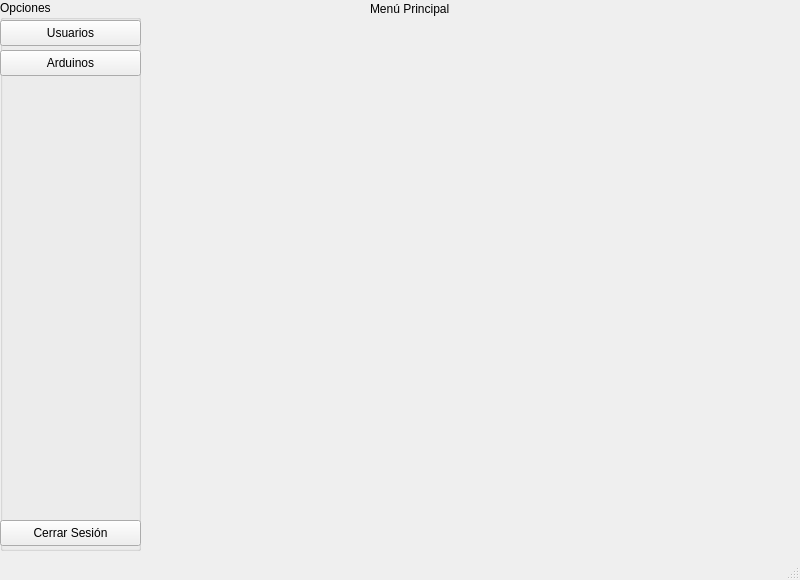
Above: ClientApp/menuwindow.ui from jpvindas11/LosM-sFritos_Arduinos before the change. Below: the same form after it.
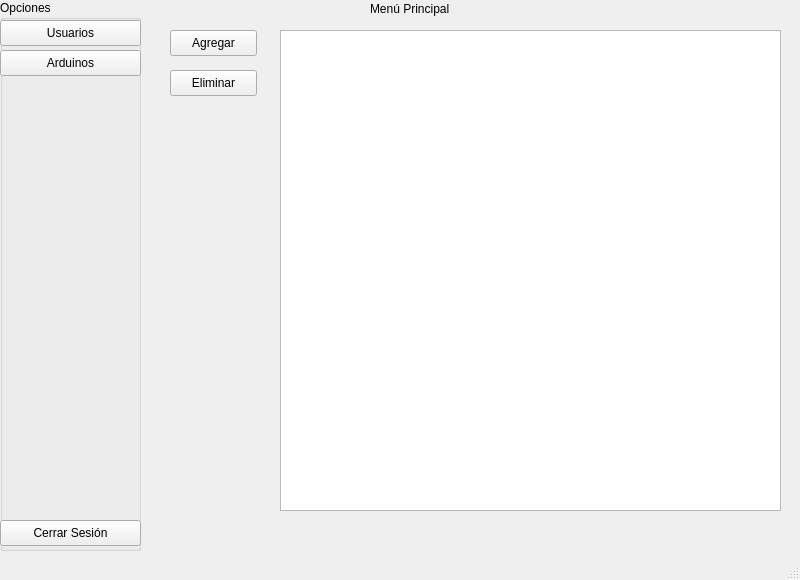
That is the form after the change.

Diff of the .ui file:
```diff
--- a/ClientApp/menuwindow.ui
+++ b/ClientApp/menuwindow.ui
@@ -79,6 +79,42 @@
      <string>Cerrar Sesión</string>
     </property>
    </widget>
+   <widget class="QPushButton" name="user_add">
+    <property name="geometry">
+     <rect>
+      <x>170</x>
+      <y>30</y>
+      <width>87</width>
+      <height>26</height>
+     </rect>
+    </property>
+    <property name="text">
+     <string>Agregar</string>
+    </property>
+   </widget>
+   <widget class="QPushButton" name="user_delete">
+    <property name="geometry">
+     <rect>
+      <x>170</x>
+      <y>70</y>
+      <width>87</width>
+      <height>26</height>
+     </rect>
+    </property>
+    <property name="text">
+     <string>Eliminar</string>
+    </property>
+   </widget>
+   <widget class="QListWidget" name="user_list">
+    <property name="geometry">
+     <rect>
+      <x>280</x>
+      <y>30</y>
+      <width>501</width>
+      <height>481</height>
+     </rect>
+    </property>
+   </widget>
   </widget>
   <widget class="QMenuBar" name="menubar">
    <property name="geometry">
```
